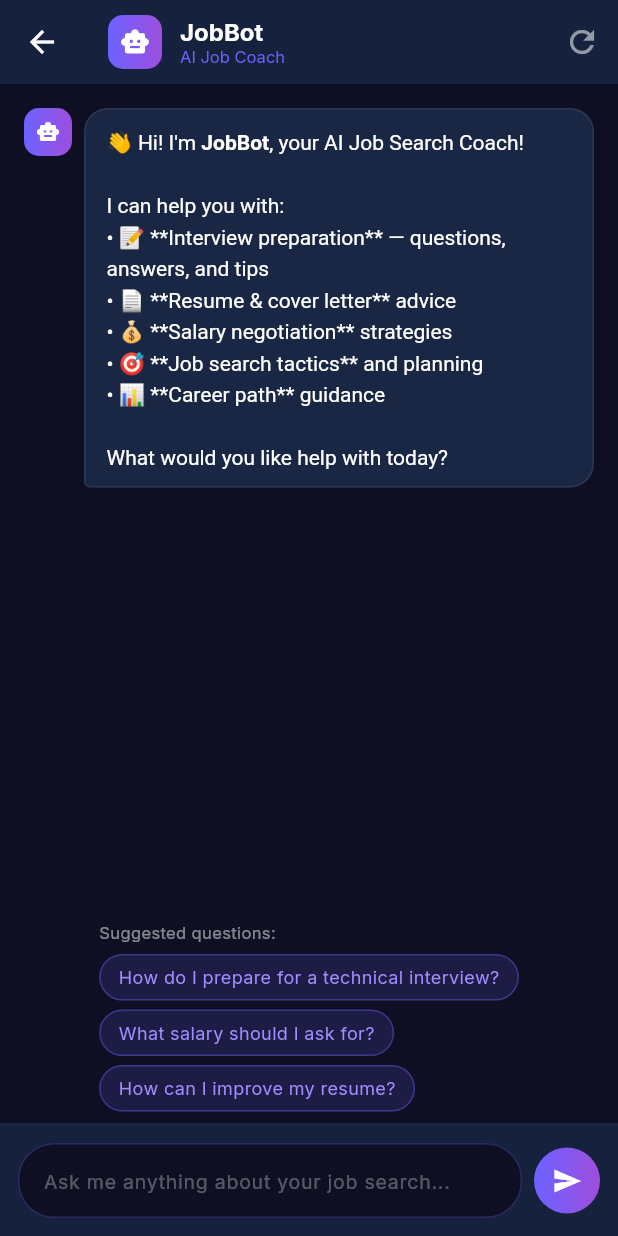
After one commit to aswathraj01/cross-platform-Job-Application-Tracker, a Flutter app: the AiChatScreen screen opened directly, on a phone screen of 412 x 824 dp. The commit adds this screen. Run offline on Flutter 3.47's test engine with Material 3 defaults, Android fonts, the phone set to English and light mode, and no system bars; our stand-ins replace fl_chart, google_fonts, shared_preferences; accounts and stored records are empty.

Commit message:
feat: production-ready cloud deployment with AI features
- Add AI Chat (JobBot), analyze, and advice endpoints to backend
- Add AI Chat screen to Flutter frontend (conversational job coach)
- Add AI Chat button to dashboard (green robot icon)
- Remove google_mobile_ads (web PWA compatibility)
- Fix AdBannerWidget stub for web deployment
- Update API config to point to Render.com cloud backend
- Add new AI endpoints: /api/ai/chat, /api/ai/analyze, /api/ai/advice
- Add render.yaml for Render.com deployment config
- Add Dockerfile for containerized deployment
- Extend ai_service.py with chat_with_ai, analyze_applications, get_job_advice
- Add AIChatMessage, AIChatRequest/Response, AIAnalyze*, AIAdvice* models

BREAKING CHANGE: Frontend now requires cloud backend (Render.com)

```diff
--- a/frontend/lib/config/api_config.dart
+++ b/frontend/lib/config/api_config.dart
@@ -1,8 +1,8 @@
 /// API configuration for connecting to the FastAPI backend.
 class ApiConfig {
   /// Base URL for the backend API.
-  /// Change this to your deployed backend URL in production.
-  static const String baseUrl = 'http://localhost:8000/api';
+  /// Points to the Render.com cloud deployment.
+  static const String baseUrl = 'https://job-tracker-api-xswf.onrender.com/api';
 
   // Auth endpoints
   static const String loginUrl = '$baseUrl/auth/login';
@@ -13,6 +13,9 @@ class ApiConfig {
 
   // AI endpoints
   static const String aiExtractUrl = '$baseUrl/ai/extract';
+  static const String aiChatUrl = '$baseUrl/ai/chat';
+  static const String aiAnalyzeUrl = '$baseUrl/ai/analyze';
+  static const String aiAdviceUrl = '$baseUrl/ai/advice';
 
   // Extension endpoints
   static const String extensionScrapeUrl = '$baseUrl/extension/scrape';
--- /dev/null
+++ b/frontend/lib/screens/ai_chat_screen.dart
@@ -0,0 +1,487 @@
+import 'package:flutter/material.dart';
+import 'package:provider/provider.dart';
+import '../providers/auth_provider.dart';
+import '../services/ai_service.dart';
+
+/// AI Job Coach Chat Screen — conversational AI for career advice.
+class AiChatScreen extends StatefulWidget {
+  const AiChatScreen({super.key});
+
+  @override
+  State<AiChatScreen> createState() => _AiChatScreenState();
+}
+
+class _AiChatScreenState extends State<AiChatScreen> {
+  final TextEditingController _controller = TextEditingController();
+  final ScrollController _scrollController = ScrollController();
+  final List<Map<String, dynamic>> _messages = [];
+  bool _isLoading = false;
+  List<String> _suggestions = [];
+
+  @override
+  void initState() {
+    super.initState();
+    // Welcome message
+    _messages.add({
+      'role': 'assistant',
+      'content': '''👋 Hi! I'm **JobBot**, your AI Job Search Coach!
+
+I can help you with:
+• 📝 **Interview preparation** — questions, answers, and tips
+• 📄 **Resume & cover letter** advice
+• 💰 **Salary negotiation** strategies
+• 🎯 **Job search tactics** and planning
+• 📊 **Career path** guidance
+
+What would you like help with today?''',
+    });
+    _suggestions = [
+      'How do I prepare for a technical interview?',
+      'What salary should I ask for?',
+      'How can I improve my resume?',
+    ];
+  }
+
+  @override
+  void dispose() {
+    _controller.dispose();
+    _scrollController.dispose();
+    super.dispose();
+  }
+
+  void _scrollToBottom() {
+    WidgetsBinding.instance.addPostFrameCallback((_) {
+      if (_scrollController.hasClients) {
+        _scrollController.animateTo(
+          _scrollController.position.maxScrollExtent,
+          duration: const Duration(milliseconds: 300),
+          curve: Curves.easeOut,
+        );
+      }
+    });
+  }
+
+  Future<void> _sendMessage(String message) async {
+    if (message.trim().isEmpty) return;
+
+    final token = context.read<AuthProvider>().token;
+    if (token == null) return;
+
+    setState(() {
+      _messages.add({'role': 'user', 'content': message});
+      _isLoading = true;
+      _suggestions = [];
+      _controller.clear();
+    });
+    _scrollToBottom();
+
+    try {
+      final service = AiService(token);
+      // Build history (exclude welcome message)
+      final history = _messages
+          .where((m) => m['role'] != 'system')
+          .take(_messages.length - 1)
+          .map((m) => {'role': m['role'] as String, 'content': m['content'] as String})
+          .toList();
+
+      final result = await service.chat(
+        message: message,
+        history: history,
+      );
+
+      setState(() {
+        _messages.add({
+          'role': 'assistant',
+          'content': result['reply'] ?? 'Sorry, I could not generate a response.',
+        });
+        _suggestions = List<String>.from(result['suggestions'] ?? []);
+        _isLoading = false;
+      });
+      _scrollToBottom();
+    } catch (e) {
+      setState(() {
+        _messages.add({
+          'role': 'assistant',
+          'content': '❌ Sorry, I encountered an error. Please try again.\n\n_${e.toString().replaceFirst('Exception: ', '')}_',
+        });
+        _isLoading = false;
+      });
+      _scrollToBottom();
+    }
+  }
+
+  @override
+  Widget build(BuildContext context) {
+    return Scaffold(
+      backgroundColor: const Color(0xFF0F0F23),
+      appBar: AppBar(
+        backgroundColor: const Color(0xFF16213E),
+        title: Row(
+          children: [
+            Container(
+              width: 36,
+              height: 36,
+              decoration: BoxDecoration(
+                gradient: const LinearGradient(
+                  colors: [Color(0xFF6C63FF), Color(0xFF9D4EDD)],
+                ),
+                borderRadius: BorderRadius.circular(10),
+              ),
+              child: const Icon(Icons.smart_toy, color: Colors.white, size: 20),
+            ),
+            const SizedBox(width: 12),
+            const Column(
+              crossAxisAlignment: CrossAxisAlignment.start,
+              children: [
+                Text(
+                  'JobBot',
+                  style: TextStyle(
+                    fontSize: 16,
+                    fontWeight: FontWeight.bold,
+                    color: Colors.white,
+                  ),
+                ),
+                Text(
+                  'AI Job Coach',
+                  style: TextStyle(
+                    fontSize: 11,
+                    color: Color(0xFF6C63FF),
+                  ),
+                ),
+              ],
+            ),
+          ],
+        ),
+        actions: [
+          IconButton(
+            icon: const Icon(Icons.refresh, color: Colors.white54),
+            tooltip: 'Clear conversation',
+            onPressed: () {
+              setState(() {
+                _messages.clear();
+                _messages.add({
+                  'role': 'assistant',
+                  'content': '🔄 Conversation cleared! How can I help you today?',
+                });
+                _suggestions = [
+                  'How do I prepare for a technical interview?',
+                  'What salary should I ask for?',
+                  'Help me write a cover letter',
+                ];
+              });
+            },
+          ),
+        ],
+      ),
+      body: Column(
+        children: [
+          // Messages list
+          Expanded(
+            child: ListView.builder(
+              controller: _scrollController,
+              padding: const EdgeInsets.all(16),
+              itemCount: _messages.length + (_isLoading ? 1 : 0),
+              itemBuilder: (context, index) {
+                if (index == _messages.length) {
+                  // Loading bubble
+                  return _buildLoadingBubble();
+                }
+                final msg = _messages[index];
+                return _buildMessageBubble(
+                  content: msg['content'] as String,
+                  isUser: msg['role'] == 'user',
+                );
+              },
+            ),
+          ),
+
+          // Quick suggestions
+          if (_suggestions.isNotEmpty && !_isLoading)
+            Container(
+              padding: const EdgeInsets.symmetric(horizontal: 16, vertical: 8),
+              child: Column(
+                crossAxisAlignment: CrossAxisAlignment.start,
+                children: [
+                  Text(
+                    'Suggested questions:',
+                    style: TextStyle(
+                      fontSize: 11,
+                      color: Colors.white.withOpacity(0.5),
+                    ),
+                  ),
+                  const SizedBox(height: 6),
+                  Wrap(
+                    spacing: 8,
+                    runSpacing: 6,
+                    children: _suggestions.map((s) {
+                      return GestureDetector(
+                        onTap: () => _sendMessage(s),
+                        child: Container(
+                          padding: const EdgeInsets.symmetric(
+                            horizontal: 12,
+                            vertical: 6,
+                          ),
+                          decoration: BoxDecoration(
+                            color: const Color(0xFF6C63FF).withOpacity(0.15),
+                            borderRadius: BorderRadius.circular(20),
+                            border: Border.all(
+                              color: const Color(0xFF6C63FF).withOpacity(0.4),
+                            ),
+                          ),
+                          child: Text(
+                            s,
+                            style: const TextStyle(
+                              fontSize: 12,
+                              color: Color(0xFF9D8FFF),
+                            ),
+                          ),
+                        ),
+                      );
+                    }).toList(),
+                  ),
+                ],
+              ),
+            ),
+
+          // Input area
+          Container(
+            padding: const EdgeInsets.all(12),
+            decoration: BoxDecoration(
+              color: const Color(0xFF16213E),
+              border: Border(
+                top: BorderSide(
+                  color: Colors.white.withOpacity(0.05),
+                ),
+              ),
+            ),
+            child: SafeArea(
+              child: Row(
+                children: [
+                  Expanded(
+                    child: Container(
+                      decoration: BoxDecoration(
+                        color: const Color(0xFF0F0F23),
+                        borderRadius: BorderRadius.circular(24),
+                        border: Border.all(
+                          color: const Color(0xFF6C63FF).withOpacity(0.3),
+                        ),
+                      ),
+                      child: TextField(
+                        controller: _controller,
+                        style: const TextStyle(color: Colors.white),
+                        maxLines: null,
+                        textInputAction: TextInputAction.send,
+                        onSubmitted: _sendMessage,
+                        decoration: InputDecoration(
+                          hintText: 'Ask me anything about your job search...',
+                          hintStyle: TextStyle(
+                            color: Colors.white.withOpacity(0.3),
+                            fontSize: 13,
+                          ),
+                          border: InputBorder.none,
+                          contentPadding: const EdgeInsets.symmetric(
+                            horizontal: 16,
+                            vertical: 12,
+                          ),
+                        ),
+                      ),
+                    ),
+                  ),
+                  const SizedBox(width: 8),
+                  GestureDetector(
+                    onTap: _isLoading
+                        ? null
+                        : () => _sendMessage(_controller.text),
+                    child: Container(
+                      width: 44,
+                      height: 44,
+                      decoration: BoxDecoration(
+                        gradient: _isLoading
+                            ? null
+                            : const LinearGradient(
+                                colors: [Color(0xFF6C63FF), Color(0xFF9D4EDD)],
+                              ),
+                        color: _isLoading ? Colors.white12 : null,
+                        borderRadius: BorderRadius.circular(22),
+                      ),
+                      child: Icon(
+                        _isLoading ? Icons.hourglass_empty : Icons.send,
+                        color: Colors.white,
+                        size: 20,
+                      ),
+                    ),
+                  ),
+                ],
+              ),
+            ),
+          ),
+        ],
+      ),
+    );
+  }
+
+  Widget _buildMessageBubble({required String content, required bool isUser}) {
+    return Padding(
+      padding: const EdgeInsets.only(bottom: 12),
+      child: Row(
+        mainAxisAlignment:
+            isUser ? MainAxisAlignment.end : MainAxisAlignment.start,
+        crossAxisAlignment: CrossAxisAlignment.start,
+        children: [
+          if (!isUser) ...[
+            Container(
+              width: 32,
+              height: 32,
+              decoration: BoxDecoration(
+                gradient: const LinearGradient(
+                  colors: [Color(0xFF6C63FF), Color(0xFF9D4EDD)],
+                ),
+                borderRadius: BorderRadius.circular(10),
+              ),
+              child: const Icon(Icons.smart_toy, color: Colors.white, size: 16),
+            ),
+            const SizedBox(width: 8),
+          ],
+          Flexible(
+            child: Container(
+              padding: const EdgeInsets.symmetric(horizontal: 14, vertical: 10),
+              decoration: BoxDecoration(
+                color: isUser
+                    ? const Color(0xFF6C63FF)
+                    : const Color(0xFF1A2744),
+                borderRadius: BorderRadius.only(
+                  topLeft: const Radius.circular(16),
+                  topRight: const Radius.circular(16),
+                  bottomLeft: Radius.circular(isUser ? 16 : 4),
+                  bottomRight: Radius.circular(isUser ? 4 : 16),
+                ),
+                border: isUser
+                    ? null
+                    : Border.all(
+                        color: Colors.white.withOpacity(0.08),
+                      ),
+              ),
+              child: _buildMessageContent(content),
+            ),
+          ),
+          if (isUser) ...[
+            const SizedBox(width: 8),
+            Container(
+              width: 32,
+              height: 32,
+              decoration: BoxDecoration(
+                color: const Color(0xFF6C63FF).withOpacity(0.3),
+                borderRadius: BorderRadius.circular(10),
+              ),
+              child: const Icon(Icons.person, color: Colors.white70, size: 16),
+            ),
+          ],
+        ],
+      ),
+    );
+  }
+
+  Widget _buildMessageContent(String content) {
+    // Parse basic markdown: **bold**, *italic*, bullet points
+    final lines = content.split('\n');
+    final spans = <InlineSpan>[];
+
+    for (int i = 0; i < lines.length; i++) {
+      final line = lines[i];
+      if (i > 0) spans.add(const TextSpan(text: '\n'));
+
+      if (line.startsWith('•') || line.startsWith('-')) {
+        spans.add(TextSpan(
+          text: line,
+          style: const TextStyle(color: Colors.white, height: 1.5),
+        ));
+      } else {
+        // Handle **bold** inline
+        final parts = line.split('**');
+        for (int j = 0; j < parts.length; j++) {
+          spans.add(TextSpan(
+            text: parts[j],
+            style: TextStyle(
+              color: Colors.white,
+              fontWeight: j.isOdd ? FontWeight.bold : FontWeight.normal,
+              height: 1.5,
+            ),
+          ));
+        }
+      }
+    }
+
+    return RichText(
+      text: TextSpan(
+        style: const TextStyle(fontSize: 14, color: Colors.white, height: 1.5),
+        children: spans,
+      ),
+    );
+  }
+
+  Widget _buildLoadingBubble() {
+    return Padding(
+      padding: const EdgeInsets.only(bottom: 12),
+      child: Row(
+        children: [
+          Container(
+            width: 32,
+            height: 32,
+            decoration: BoxDecoration(
+              gradient: const LinearGradient(
+                colors: [Color(0xFF6C63FF), Color(0xFF9D4EDD)],
+              ),
+              borderRadius: BorderRadius.circular(10),
+            ),
+            child: const Icon(Icons.smart_toy, color: Colors.white, size: 16),
+          ),
+          const SizedBox(width: 8),
+          Container(
+            padding: const EdgeInsets.symmetric(horizontal: 16, vertical: 12),
+            decoration: BoxDecoration(
+              color: const Color(0xFF1A2744),
+              borderRadius: const BorderRadius.only(
+                topLeft: Radius.circular(16),
+                topRight: Radius.circular(16),
+                bottomRight: Radius.circular(16),
+                bottomLeft: Radius.circular(4),
+              ),
+              border: Border.all(color: Colors.white.withOpacity(0.08)),
+            ),
+            child: Row(
+              mainAxisSize: MainAxisSize.min,
+              children: [
+                _buildDot(0),
+                const SizedBox(width: 4),
+                _buildDot(1),
+                const SizedBox(width: 4),
+                _buildDot(2),
+              ],
+            ),
+          ),
+        ],
+      ),
+    );
+  }
+
+  Widget _buildDot(int index) {
+    return TweenAnimationBuilder<double>(
+      tween: Tween(begin: 0.0, end: 1.0),
+      duration: Duration(milliseconds: 600 + index * 200),
+      builder: (context, value, child) {
+        return Container(
+          width: 8,
+          height: 8,
+          decoration: BoxDecoration(
+            color: Color.lerp(
+              const Color(0xFF6C63FF).withOpacity(0.3),
+              const Color(0xFF6C63FF),
+              value,
+            ),
+            borderRadius: BorderRadius.circular(4),
+          ),
+        );
+      },
+    );
+  }
+}
--- a/frontend/pubspec.yaml
+++ b/frontend/pubspec.yaml
@@ -20,7 +20,7 @@ dependencies:
   google_fonts: ^6.2.1
   url_launcher: ^6.3.0
   shimmer: ^3.0.0
-  google_mobile_ads: ^6.0.0
+  # google_mobile_ads removed — not needed for web PWA
 
 dev_dependencies:
   flutter_test:
```
Also changed, not shown: frontend/lib/main.dart (+0 -8 lines), frontend/lib/screens/dashboard_screen.dart (+21 -0 lines), frontend/lib/services/ai_service.dart (+80 -2 lines), frontend/lib/widgets/ad_banner.dart (+5 -61 lines), render.yaml (added, +22 -0 lines), 6 other files.
